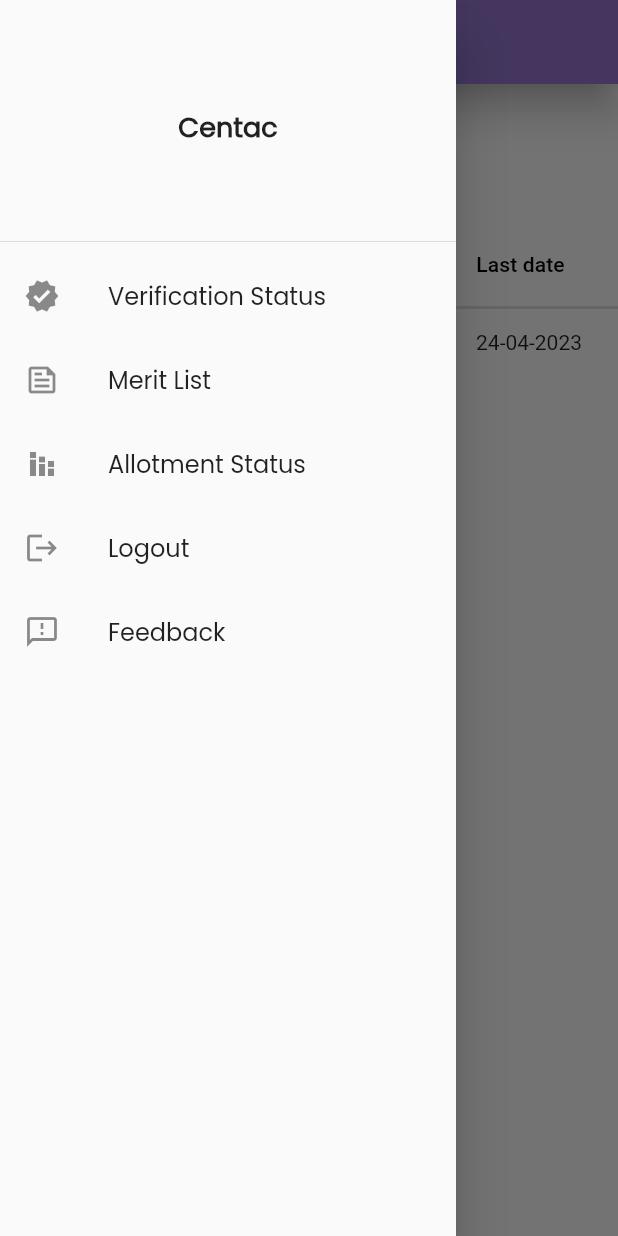
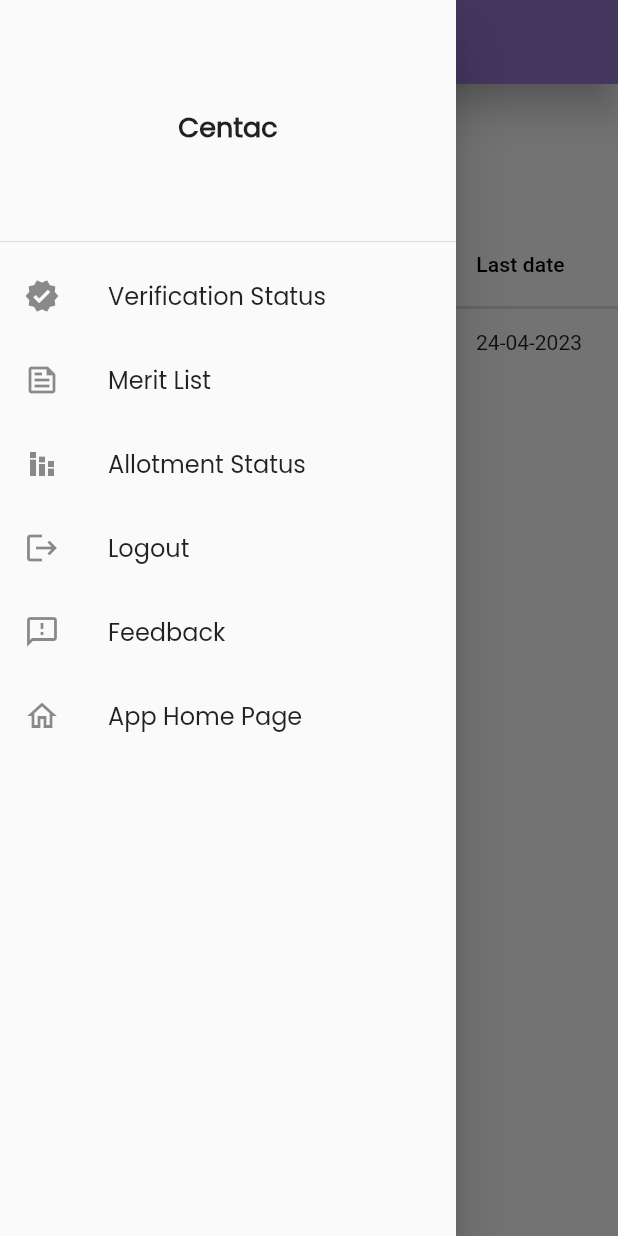
Before and after one commit to Nivas001/Centac, a Flutter app: the Dash_neet screen opened directly, with the side drawer open, on a phone screen of 412 x 824 dp. Run offline on Flutter 3.47's test engine with Material 2 defaults, Android fonts, the phone set to English and light mode, and no system bars; our stand-ins replace firebase_auth, firebase_core, google_nav_bar; accounts and stored records are empty; Roboto replaces fonts that are missing (SF-Compact).

Commit message:
See the bottom navigation bar in home page

```diff
--- a/lib/Home/Pages/Functions/Merit Mark calculation/Merit_mark.dart
+++ b/lib/Home/Pages/Functions/Merit Mark calculation/Merit_mark.dart
@@ -1,3 +1,4 @@
+import 'package:flutter/cupertino.dart';
 import 'package:flutter/material.dart';
 import 'package:flutter/services.dart';
 
@@ -15,6 +16,26 @@ class _Merit_markState extends State<Merit_mark> {
   final biology = TextEditingController();
   final physics = TextEditingController();
   final chemistry = TextEditingController();
+
+  late String language1 = language.text;
+  late int lang = int.parse(language1);
+
+  late String eng1 = english.text;
+  late int eng = int.parse(eng1);
+
+  late String maths1 = maths.text;
+  late int mat = int.parse(maths1);
+
+  late String bio1 = biology.text;
+  late int bio = int.parse(bio1);
+
+  late String phy1 = physics.text;
+  late int phy = int.parse(phy1);
+
+  late String che1 = chemistry.text;
+  late int che = int.parse(che1);
+
+  late int total = lang + eng + mat + bio + phy + che;
 
   @override
   Widget build(BuildContext context) {
@@ -57,7 +78,27 @@ class _Merit_markState extends State<Merit_mark> {
                   cont_subject: biology,
                   subject: 'Biology',
                 ),
-                ElevatedButton(onPressed: (){}, child: Text('Calculate'))
+                ElevatedButton(
+                    onPressed: () {
+                      print(total);
+                      showDialog(
+                          context: context,
+                          builder: (context) {
+                            return CupertinoAlertDialog(
+                              title: Text('Merit mark'),
+                              content: new Text('$total'),
+                              actions: [
+                                new CupertinoDialogAction(
+                                  child: new Text('ok'),
+                                  onPressed: () {
+                                    Navigator.pop(context);
+                                  },
+                                )
+                              ],
+                            );
+                          });
+                    },
+                    child: Text('Calculate'))
               ],
             ),
           ],
--- a/lib/Neet Login/Neet_drawer.dart
+++ /dev/null
@@ -1,88 +0,0 @@
-import 'package:flutter/material.dart';
-
-
-Drawer buildDrawer() {
-  return Drawer(
-    child: Container(
-      child: ListView(
-        children: [
-          const DrawerHeader(
-            child: Center(
-              child: Text(
-                'Centac',
-                style: TextStyle(
-                  fontSize: 18.0,
-                  fontFamily: 'Poppins',
-                  fontWeight: FontWeight.bold,
-                ),
-              ),
-            ),
-          ),
-          ListTile(
-            leading: const Icon(Icons.verified),
-            title: const Text(
-              'Verification Status',
-              style: TextStyle(
-                fontFamily: 'Poppins',
-                fontSize: 16.0,
-              ),
-            ),
-            onTap: () {},
-          ),
-          ListTile(
-            leading: const Icon(Icons.feed_outlined),
-            title: const Text(
-              'Merit List',
-              style: TextStyle(
-                fontFamily: 'Poppins',
-                fontSize: 16.0,
-              ),
-            ),
-            onTap: (){
-
-            } ,
-
-          ),
-          ListTile(
-            leading: const Icon(Icons.stacked_bar_chart_sharp),
-            title: const Text(
-              'Allotment Status',
-              style: TextStyle(
-                fontFamily: 'Poppins',
-                fontSize: 16.0,
-              ),
-            ),
-            onTap: (){
-
-            } ,
-          ),
-
-          ListTile(
-            leading: const Icon(Icons.logout),
-            title: const Text(
-              'Logout',
-              style: TextStyle(
-                fontFamily: 'Poppins',
-                fontSize: 16.0,
-              ),
-            ),
-            onTap: () {},
-          ),
-          ListTile(
-            leading: const Icon(Icons.feedback_outlined),
-            title: const Text(
-              'Feedback',
-              style: TextStyle(
-                fontFamily: 'Poppins',
-                fontSize: 16.0,
-              ),
-            ),
-            onTap: (){
-
-            } ,
-          ),
-        ],
-      ),
-    ),
-  );
-}
--- a/lib/Neet Login/Pages/Dashboard.dart
+++ b/lib/Neet Login/Pages/Dashboard.dart
@@ -1,5 +1,6 @@
 import 'package:flutter/material.dart';
-import 'package:login/Neet Login/Neet_drawer.dart';
+import 'package:login/Home/home_bottom.dart';
+import 'package:login/Home/login.dart';
 
 import 'dart:convert';
 
@@ -11,7 +12,6 @@ class Dash_neet extends StatefulWidget {
 }
 
 class _Dash_neetState extends State<Dash_neet> {
-
   @override
   Widget build(BuildContext context) {
     return Scaffold(
@@ -29,21 +29,118 @@ class _Dash_neetState extends State<Dash_neet> {
         ),
         elevation: 10.0,
       ),
-      drawer: buildDrawer(),
+      drawer: Drawer(
+        child: Container(
+          child: ListView(
+            children: [
+              const DrawerHeader(
+                child: Center(
+                  child: Text(
+                    'Centac',
+                    style: TextStyle(
+                      fontSize: 18.0,
+                      fontFamily: 'Poppins',
+                      fontWeight: FontWeight.bold,
+                    ),
+                  ),
+                ),
+              ),
+              ListTile(
+                leading: const Icon(Icons.verified),
+                title: const Text(
+                  'Verification Status',
+                  style: TextStyle(
+                    fontFamily: 'Poppins',
+                    fontSize: 16.0,
+                  ),
+                ),
+                onTap: () {},
+              ),
+              ListTile(
+                leading: const Icon(Icons.feed_outlined),
+                title: const Text(
+                  'Merit List',
+                  style: TextStyle(
+                    fontFamily: 'Poppins',
+                    fontSize: 16.0,
+                  ),
+                ),
+                onTap: () {},
+              ),
+              ListTile(
+                leading: const Icon(Icons.stacked_bar_chart_sharp),
+                title: const Text(
+                  'Allotment Status',
+                  style: TextStyle(
+                    fontFamily: 'Poppins',
+                    fontSize: 16.0,
+                  ),
+                ),
+                onTap: () {
+                  setState(() {});
+                },
+              ),
+              ListTile(
+                leading: const Icon(Icons.logout),
+                title: const Text(
+                  'Logout',
+                  style: TextStyle(
+                    fontFamily: 'Poppins',
+                    fontSize: 16.0,
+                  ),
+                ),
+                onTap: () {
+                  setState(() {
+                    Navigator.push(context,
+                        MaterialPageRoute(builder: (context) => Login()));
+                  });
+                },
+              ),
+              ListTile(
+                leading: const Icon(Icons.feedback_outlined),
+                title: const Text(
+                  'Feedback',
+                  style: TextStyle(
+                    fontFamily: 'Poppins',
+                    fontSize: 16.0,
+                  ),
+                ),
+                onTap: () {},
+              ),
+              ListTile(
+                leading: const Icon(Icons.home_outlined),
+                title: const Text(
+                  'App Home Page',
+                  style: TextStyle(
+                    fontFamily: 'Poppins',
+                    fontSize: 16.0,
+                  ),
+                ),
+                onTap: () {
+                  setState(() {
+                    Navigator.push(context,
+                        MaterialPageRoute(builder: (context) => Home_bottom()));
+                  });
+                },
+              ),
+            ],
+          ),
+        ),
+      ),
       body: Column(
         crossAxisAlignment: CrossAxisAlignment.center,
         children: [
           SizedBox(
             height: 30.0,
           ),
-           Text(
+          Text(
             'Allotment status',
             style: SF_bold(),
           ),
           const SizedBox(
             height: 10.0,
           ),
-           Text(
+          Text(
             'Round 1',
             style: SF_bold(),
           ),
@@ -56,7 +153,7 @@ class _Dash_neetState extends State<Dash_neet> {
               dataTextStyle: const TextStyle(
                 fontFamily: 'SF-Compact',
               ),
-              columns:  [
+              columns: [
                 DataColumn(
                   label: Text(
                     'College Name',
@@ -102,9 +199,12 @@ class _Dash_neetState extends State<Dash_neet> {
 
   // for making the text sf and making the weight bold
   TextStyle SF_bold() {
-    return TextStyle(fontFamily: 'SF-Compact',
-          fontWeight: FontWeight.bold,);
+    return TextStyle(
+      fontFamily: 'SF-Compact',
+      fontWeight: FontWeight.bold,
+    );
   }
+
   // for making text bold
   TextStyle SF() => TextStyle(fontFamily: 'SF-Compact');
 }
```
Also changed, not shown: lib/Home/Pages/Home.dart (+5 -2 lines), lib/Home/login.dart (+6 -6 lines).
